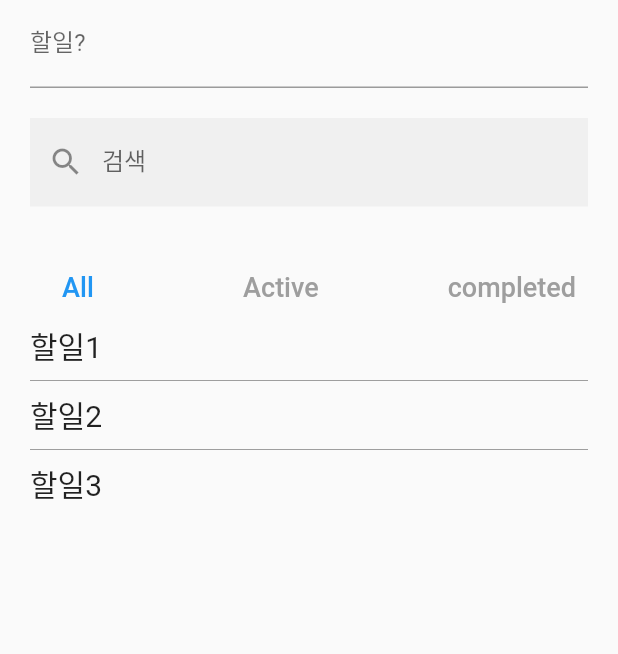
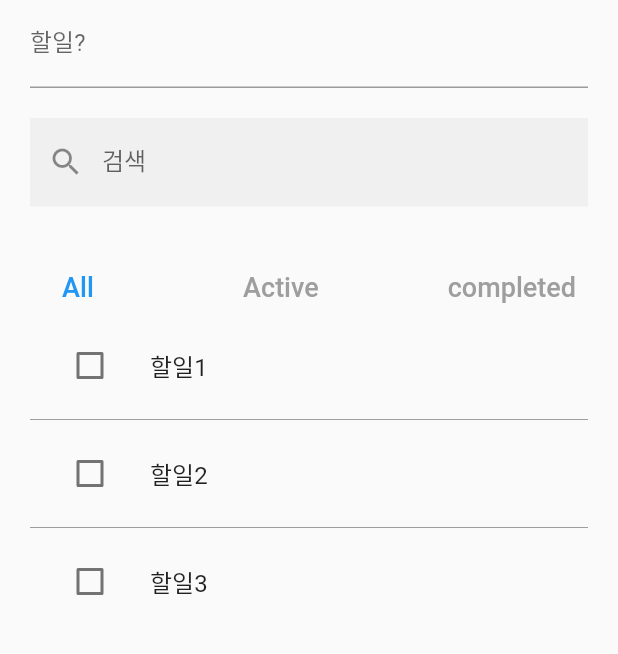
Before and after one commit to nararalab/todoapp, a Flutter app: the screen it shows after launch, on a phone screen of 412 x 824 dp, the part 131-785 px from its top. Run offline on Flutter 3.47's test engine with Material 2 defaults, Android fonts, the phone set to English and light mode, and no system bars; our stand-ins replace equatable.

Commit message:
체크박스구현

```diff
--- a/lib/pages/todo_page.dart
+++ b/lib/pages/todo_page.dart
@@ -181,12 +181,60 @@ class ShowTodos extends StatelessWidget {
           key: ValueKey(todos[index].id),
           background: showBackground(0),
           secondaryBackground: showBackground(1),
-          child: Text(
-            todos[index].desc,
-            style: const TextStyle(fontSize: 20.0),
-          ),
+          onDismissed: (_) {
+            context.read<TodoList>().removeTodo(todos[index]);
+          },
+          confirmDismiss: (_) {
+            return showDialog(
+                context: context,
+                barrierDismissible: false,
+                builder: (context) {
+                  return AlertDialog(
+                    title: const Text('경고'),
+                    content: const Text('삭제할까요?'),
+                    actions: [
+                      TextButton(
+                        onPressed: () => Navigator.pop(context, false),
+                        child: const Text('아니요'),
+                      ),
+                      TextButton(
+                        onPressed: () => Navigator.pop(context, true),
+                        child: const Text('네'),
+                      ),
+                    ],
+                  );
+                });
+          },
+          child: TodoItem(todo: todos[index]),
         );
       },
     );
   }
 }
+
+class TodoItem extends StatefulWidget {
+  final Todo todo;
+
+  const TodoItem({
+    Key? key,
+    required this.todo,
+  }) : super(key: key);
+
+  @override
+  State<TodoItem> createState() => _TodoItemState();
+}
+
+class _TodoItemState extends State<TodoItem> {
+  @override
+  Widget build(BuildContext context) {
+    return ListTile(
+      leading: Checkbox(
+        value: widget.todo.completed,
+        onChanged: (bool? checked) {
+          context.read<TodoList>().toggleTodo(widget.todo.id);
+        },
+      ),
+      title: Text(widget.todo.desc),
+    );
+  }
+}
```
